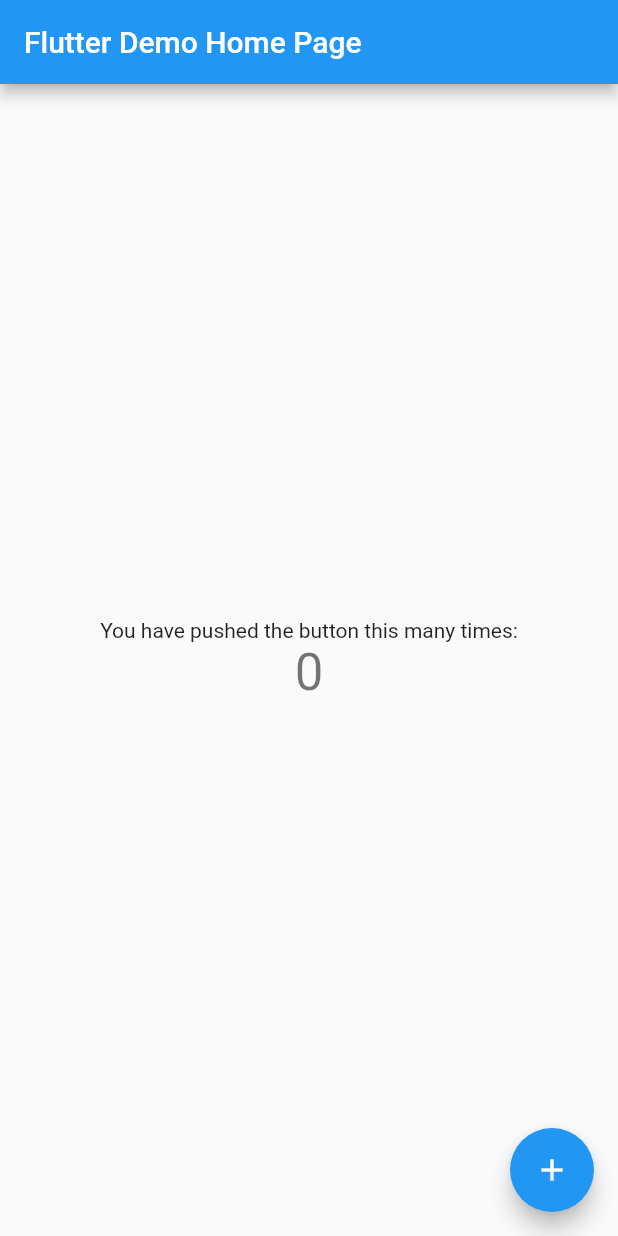
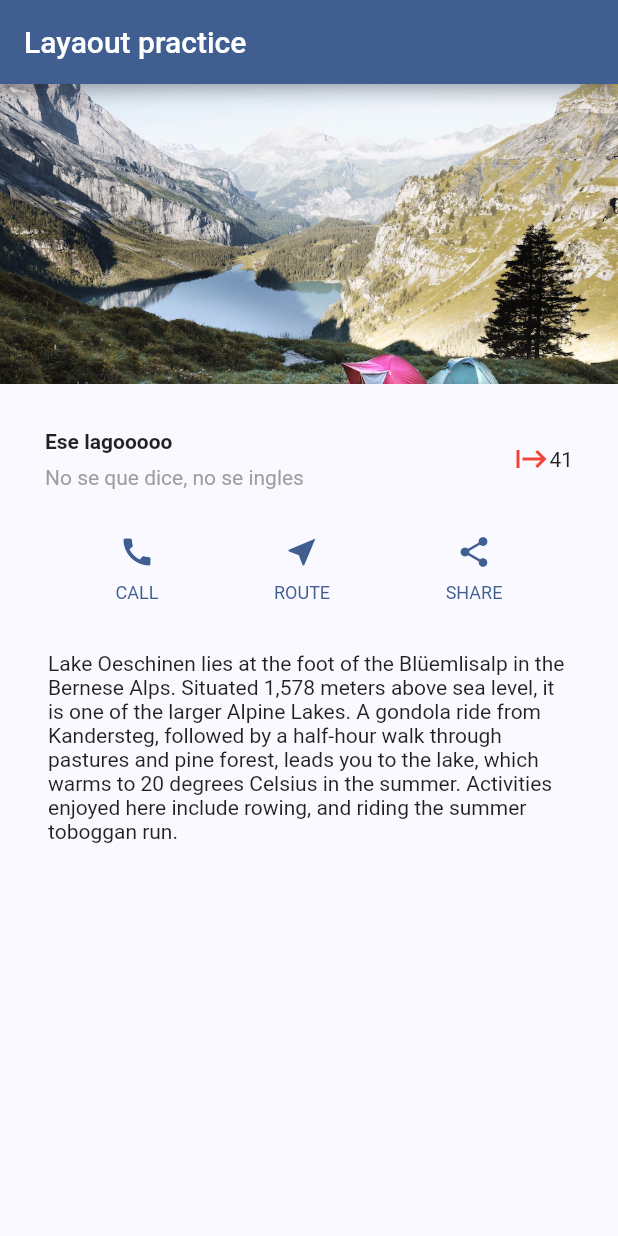
Before and after one commit to Yashiuwu/5c_LeonardoVazquez, a Flutter app: the screen it shows after launch, on a phone screen of 412 x 824 dp. Run offline on Flutter 3.47's test engine with Material 2 defaults, Android fonts, the phone set to English and light mode, and no system bars.

Commit message:
practica finalizada

```diff
--- a/PARCIAL 1/Tutorial flutter/my_first_app/lib/main.dart
+++ b/PARCIAL 1/Tutorial flutter/my_first_app/lib/main.dart
@@ -1,115 +1,36 @@
 import 'package:flutter/material.dart';
+import 'package:my_first_app/widgets/buton_section.dart';
+import 'package:my_first_app/widgets/image_section.dart';
+import 'package:my_first_app/widgets/text_section.dart';
+import 'package:my_first_app/widgets/title_section.dart';
 
-void main() {
-  runApp(const MyApp());
-}
+main() => runApp(const Myapp());
 
-class MyApp extends StatelessWidget {
-  const MyApp({super.key});
+class Myapp extends StatelessWidget {
+  const Myapp({super.key});
 
-  // This widget is the root of your application.
   @override
   Widget build(BuildContext context) {
     return MaterialApp(
-      title: 'Flutter Demo',
-      theme: ThemeData(
-        // This is the theme of your application.
-        //
-        // Try running your application with "flutter run". You'll see the
-        // application has a blue toolbar. Then, without quitting the app, try
-        // changing the primarySwatch below to Colors.green and then invoke
-        // "hot reload" (press "r" in the console where you ran "flutter run",
-        // or simply save your changes to "hot reload" in a Flutter IDE).
-        // Notice that the counter didn't reset back to zero; the application
-        // is not restarted.
-        primarySwatch: Colors.blue,
+      title: "My first app",
+      theme: ThemeData.from(
+          colorScheme:
+              ColorScheme.fromSeed(seedColor: const Color(0XFF071F3F))),
+      home: Scaffold(
+        appBar: AppBar(
+          title: const Text("Layaout practice"),
+        ),
+        body: Center(
+          child: ListView(
+            children: const [
+              ImageSeccion(),
+              TitleSection(),
+              ButtonSection(),
+              TextSection(),
+            ],
+          ),
+        ),
       ),
-      home: const MyHomePage(title: 'Flutter Demo Home Page'),
     );
   }
 }
-
-class MyHomePage extends StatefulWidget {
-  const MyHomePage({super.key, required this.title});
-
-  // This widget is the home page of your application. It is stateful, meaning
-  // that it has a State object (defined below) that contains fields that affect
-  // how it looks.
-
-  // This class is the configuration for the state. It holds the values (in this
-  // case the title) provided by the parent (in this case the App widget) and
-  // used by the build method of the State. Fields in a Widget subclass are
-  // always marked "final".
-
-  final String title;
-
-  @override
-  State<MyHomePage> createState() => _MyHomePageState();
-}
-
-class _MyHomePageState extends State<MyHomePage> {
-  int _counter = 0;
-
-  void _incrementCounter() {
-    setState(() {
-      // This call to setState tells the Flutter framework that something has
-      // changed in this State, which causes it to rerun the build method below
-      // so that the display can reflect the updated values. If we changed
-      // _counter without calling setState(), then the build method would not be
-      // called again, and so nothing would appear to happen.
-      _counter++;
-    });
-  }
-
-  @override
-  Widget build(BuildContext context) {
-    // This method is rerun every time setState is called, for instance as done
-    // by the _incrementCounter method above.
-    //
-    // The Flutter framework has been optimized to make rerunning build methods
-    // fast, so that you can just rebuild anything that needs updating rather
-    // than having to individually change instances of widgets.
-    return Scaffold(
-      appBar: AppBar(
-        // Here we take the value from the MyHomePage object that was created by
-        // the App.build method, and use it to set our appbar title.
-        title: Text(widget.title),
-      ),
-      body: Center(
-        // Center is a layout widget. It takes a single child and positions it
-        // in the middle of the parent.
-        child: Column(
-          // Column is also a layout widget. It takes a list of children and
-          // arranges them vertically. By default, it sizes itself to fit its
-          // children horizontally, and tries to be as tall as its parent.
-          //
-          // Invoke "debug painting" (press "p" in the console, choose the
-          // "Toggle Debug Paint" action from the Flutter Inspector in Android
-          // Studio, or the "Toggle Debug Paint" command in Visual Studio Code)
-          // to see the wireframe for each widget.
-          //
-          // Column has various properties to control how it sizes itself and
-          // how it positions its children. Here we use mainAxisAlignment to
-          // center the children vertically; the main axis here is the vertical
-          // axis because Columns are vertical (the cross axis would be
-          // horizontal).
-          mainAxisAlignment: MainAxisAlignment.center,
-          children: <Widget>[
-            const Text(
-              'You have pushed the button this many times:',
-            ),
-            Text(
-              '$_counter',
-              style: Theme.of(context).textTheme.headline4,
-            ),
-          ],
-        ),
-      ),
-      floatingActionButton: FloatingActionButton(
-        onPressed: _incrementCounter,
-        tooltip: 'Increment',
-        child: const Icon(Icons.add),
-      ), // This trailing comma makes auto-formatting nicer for build methods.
-    );
-  }
-}
--- /dev/null
+++ b/PARCIAL 1/Tutorial flutter/my_first_app/lib/widgets/buton_section.dart
@@ -0,0 +1,20 @@
+import 'package:flutter/material.dart';
+import 'package:my_first_app/widgets/buttom_column.dart';
+
+class ButtonSection extends StatelessWidget {
+  const ButtonSection({super.key});
+
+  @override
+  Widget build(BuildContext context) {
+    Color color = Theme.of(context).colorScheme.primary;
+
+    return Row(
+      mainAxisAlignment: MainAxisAlignment.spaceEvenly,
+      children: [
+        ButtonColumn(color: color, icon: Icons.call, label: 'CALL'),
+        ButtonColumn(color: color, icon: Icons.near_me, label: 'ROUTE'),
+        ButtonColumn(color: color, icon: Icons.share, label: 'SHARE'),
+      ],
+    );
+  }
+}
--- /dev/null
+++ b/PARCIAL 1/Tutorial flutter/my_first_app/lib/widgets/buttom_column.dart
@@ -0,0 +1,30 @@
+import 'package:flutter/material.dart';
+
+class ButtonColumn extends StatelessWidget {
+  final IconData icon;
+  final String label;
+  final Color color;
+  const ButtonColumn({super.key, required this.icon, required this.label, required this.color});
+
+  @override
+  Widget build(BuildContext context) {
+    return Column(
+      mainAxisSize: MainAxisSize.min,
+      mainAxisAlignment: MainAxisAlignment.center,
+      children: [
+        Icon(icon, color: color),
+        Container(
+          margin: const EdgeInsets.only(top: 8),
+          child: Text(
+            label,
+            style: TextStyle(
+              fontSize: 12,
+              fontWeight: FontWeight.w400,
+              color: color,
+            ),
+          ),
+        ),
+      ],
+    );
+  }
+}
--- /dev/null
+++ b/PARCIAL 1/Tutorial flutter/my_first_app/lib/widgets/image_section.dart
@@ -0,0 +1,15 @@
+import 'package:flutter/material.dart';
+
+class ImageSeccion extends StatelessWidget {
+  const ImageSeccion({super.key});
+
+  @override
+  Widget build(BuildContext context) {
+    return Image.asset(
+      "images/lake.jpg",
+      width: 600,
+      height: 200,
+      fit: BoxFit.cover
+    );
+  }
+}
--- /dev/null
+++ b/PARCIAL 1/Tutorial flutter/my_first_app/lib/widgets/text_section.dart
@@ -0,0 +1,21 @@
+import 'package:flutter/material.dart';
+
+class TextSection extends StatelessWidget {
+  const TextSection({super.key});
+
+  @override
+  Widget build(BuildContext context) {
+    return const Padding(
+      padding: EdgeInsets.all(32),
+      child: Text(
+        'Lake Oeschinen lies at the foot of the Blüemlisalp in the Bernese '
+        'Alps. Situated 1,578 meters above sea level, it is one of the '
+        'larger Alpine Lakes. A gondola ride from Kandersteg, followed by a '
+        'half-hour walk through pastures and pine forest, leads you to the '
+        'lake, which warms to 20 degrees Celsius in the summer. Activities '
+        'enjoyed here include rowing, and riding the summer toboggan run.',
+        softWrap: true,
+      ),
+    );
+  }
+}
--- /dev/null
+++ b/PARCIAL 1/Tutorial flutter/my_first_app/lib/widgets/title_section.dart
@@ -0,0 +1,44 @@
+import 'package:flutter/material.dart';
+
+class TitleSection extends StatelessWidget {
+  const TitleSection({super.key});
+
+  @override
+  Widget build(BuildContext context) {
+    return Container(
+      padding: const EdgeInsets.all(30),
+      child: Row(
+        children: [
+          Expanded(
+            child: Column(
+              crossAxisAlignment: CrossAxisAlignment.start,
+              children: [
+                Container(
+                  padding: const EdgeInsets.only(bottom: 8),
+                  child: const Text(
+                    "Ese lagooooo",
+                    style: TextStyle(
+                      fontWeight: FontWeight.bold
+                    ),
+                    ),
+
+                ),
+                Text(
+                  "No se que dice, no se ingles",
+                  style: TextStyle(
+                    color: Colors.grey[500]
+                  ),
+                )
+              ],
+            ),
+          ),
+          Icon(
+            Icons.start,
+            color: Colors.red[500],
+          ),
+          const Text("41"),
+        ],
+      ),
+    );
+  }
+}
--- a/PARCIAL 1/Tutorial flutter/my_first_app/pubspec.yaml
+++ b/PARCIAL 1/Tutorial flutter/my_first_app/pubspec.yaml
@@ -60,8 +60,8 @@ flutter:
   uses-material-design: true
 
   # To add assets to your application, add an assets section, like this:
-  # assets:
-  #   - images/a_dot_burr.jpeg
+  assets:
+    - images/lake.jpg
   #   - images/a_dot_ham.jpeg
 
   # An image asset can refer to one or more resolution-specific "variants", see
```
Also changed, not shown: PARCIAL 1/Tutorial flutter/my_first_app/images/lake.jpg (added), 1 other file.
